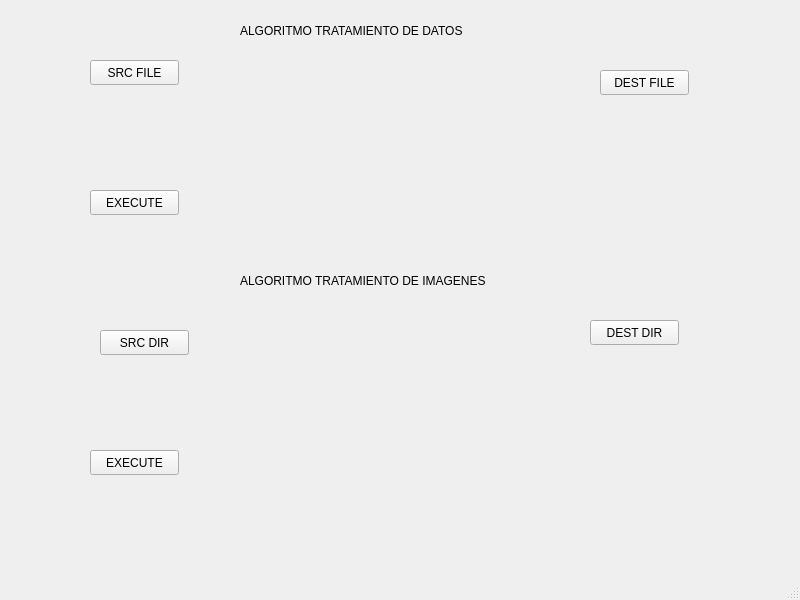
The window that mainwindow.ui (sgonzr12/AC_pract3_Benchmark) describes before a commit, drawn with Qt 5.
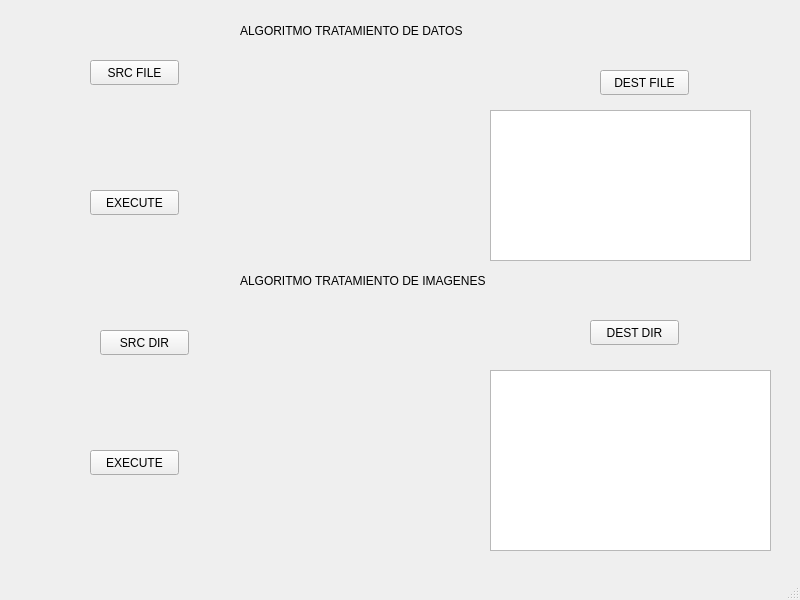
The same window after the commit.

Commit message: added text area

```diff
--- a/mainwindow.ui
+++ b/mainwindow.ui
@@ -118,6 +118,32 @@
      <string>EXECUTE</string>
     </property>
    </widget>
+   <widget class="QTextEdit" name="textEdit_Data">
+    <property name="geometry">
+     <rect>
+      <x>490</x>
+      <y>110</y>
+      <width>261</width>
+      <height>151</height>
+     </rect>
+    </property>
+    <property name="readOnly">
+     <bool>true</bool>
+    </property>
+   </widget>
+   <widget class="QTextEdit" name="textEdit_Image">
+    <property name="geometry">
+     <rect>
+      <x>490</x>
+      <y>370</y>
+      <width>281</width>
+      <height>181</height>
+     </rect>
+    </property>
+    <property name="readOnly">
+     <bool>true</bool>
+    </property>
+   </widget>
   </widget>
   <widget class="QMenuBar" name="menubar">
    <property name="geometry">
```
The commit also changes 1 other file.
